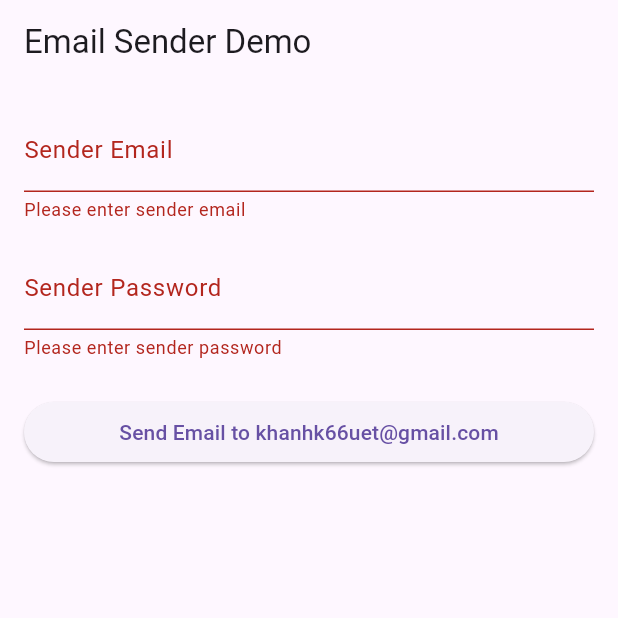
After one commit to kiu-chan/ocop, a Flutter app: the EmailSenderPage screen opened directly, after a tap on "Send Email to khanhk66uet@gmail.com", on a phone screen of 412 x 824 dp, the top half of it. The commit adds this screen. Run offline on Flutter 3.47's test engine with Material 3 defaults, Android fonts, the phone set to English and light mode, and no system bars; our stand-ins replace chewie, equatable, fl_chart, flutter_bloc, flutter_html, flutter_map and 3 more; missing offline and left inert: bcrypt, mailer, postgres; accounts and stored records are empty.

Commit message:
forgot pass

```diff
--- a/lib/mainData/database/account.dart
+++ b/lib/mainData/database/account.dart
@@ -1,5 +1,6 @@
 import 'package:postgres/postgres.dart';
 import 'package:bcrypt/bcrypt.dart';
+import 'dart:math';
 
 class AccountDatabase {
   final PostgreSQLConnection connection;
@@ -49,7 +50,6 @@ Future<bool> checkUserExists(String email) async {
 
   Future<bool> createUser(String name, String email, String password, int communeId) async {
     try {
-      // Mã hóa mật khẩu sử dụng bcrypt
       String hashedPassword = BCrypt.hashpw(password, BCrypt.gensalt());
 
       await connection.query('''
@@ -172,4 +172,118 @@ Future<bool> checkUserExists(String email) async {
       return null;
     }
   }
+
+Future<String> createPasswordResetToken(String email) async {
+  try {
+    // Tạo mã code 6 số ngẫu nhiên
+    String code = (Random().nextInt(900000) + 100000).toString();
+
+    // Mã hóa code
+    String hashedCode = BCrypt.hashpw(code, BCrypt.gensalt());
+
+    // Cập nhật hoặc chèn vào database
+    await connection.execute('''
+      INSERT INTO password_resets (email, token, created_at)
+      VALUES (@email, @token, CURRENT_TIMESTAMP)
+      ON CONFLICT (email)
+      DO UPDATE SET
+        token = @token,
+        created_at = CURRENT_TIMESTAMP
+    ''', substitutionValues: {
+      'email': email,
+      'token': hashedCode,
+    });
+
+    return code; // Trả về code chưa mã hóa để gửi email
+  } catch (e) {
+    print('Error creating password reset token: $e');
+    return '';
   }
+}
+
+  Future<bool> verifyPasswordResetToken(String email, String code) async {
+    try {
+      final result = await connection.query('''
+        SELECT token
+        FROM password_resets
+        WHERE email = @email
+        AND token IS NOT NULL
+        AND created_at > NOW() - INTERVAL '15 minutes'
+        ORDER BY created_at DESC
+        LIMIT 1
+      ''', substitutionValues: {
+        'email': email,
+      });
+
+      if (result.isNotEmpty) {
+        String storedHash = result[0][0];
+        return BCrypt.checkpw(code, storedHash);
+      }
+      return false;
+    } catch (e) {
+      print('Error verifying password reset token: $e');
+      return false;
+    }
+  }
+
+Future<bool> resetPassword(String email, String newPassword) async {
+  try {
+    String hashedPassword = BCrypt.hashpw(newPassword, BCrypt.gensalt());
+
+    final result = await connection.execute('''
+      UPDATE company_users
+      SET password = @password
+      WHERE email = @email
+    ''', substitutionValues: {
+      'email': email,
+      'password': hashedPassword,
+    });
+
+    return result == 1; // Trả về true nếu có một hàng được cập nhật
+  } catch (e) {
+    print('Error resetting password: $e');
+    return false;
+  }
+}
+
+  Future<int> getRemainingTimeForResetCode(String email) async {
+  try {
+    final result = await connection.query('''
+      SELECT EXTRACT(EPOCH FROM (NOW() - created_at)) as seconds_passed
+      FROM password_resets
+      WHERE email = @email
+      ORDER BY created_at DESC
+      LIMIT 1
+    ''', substitutionValues: {
+      'email': email,
+    });
+
+    if (result.isNotEmpty) {
+      int secondsPassed = result[0][0].round();
+      int remainingTime = 120 - secondsPassed; // 120 seconds = 2 minutes
+      return remainingTime > 0 ? remainingTime : 0;
+    }
+    return 0;
+  } catch (e) {
+    print('Error getting remaining time for reset code: $e');
+    return 0;
+  }
+}
+
+Future<bool> checkEmailExists(String email) async {
+  try {
+    final result = await connection.query('''
+      SELECT COUNT(*)
+      FROM company_users
+      WHERE email = @email
+    ''', substitutionValues: {
+      'email': email,
+    });
+
+    return (result[0][0] as int) > 0;
+  } catch (e) {
+    print('Error checking email existence: $e');
+    return false;
+  }
+}
+}
--- a/lib/mainData/database/databases.dart
+++ b/lib/mainData/database/databases.dart
@@ -38,8 +38,7 @@ class DefaultDatabaseOptions {
     productDatabase = ProductDatabase(connection!);
     newsDatabase = NewsDatabase(connection!);
     mediaDatabase = MediaDatabase(connection!);
-      accountDatabase = AccountDatabase(connection!);
-      areaDatabase = AreaDatabase(connection!);
+    accountDatabase = AccountDatabase(connection!);  // Đảm bảo dòng này có mặt
     areaDatabase = AreaDatabase(connection!);
     companyDatabase = CompanyDatabase(connection!);
     videosDatabase = VideosDatabase(connection!);
@@ -157,6 +156,25 @@ class DefaultDatabaseOptions {
     return await accountDatabase.getCommuneInfo(communeId);
   }
 
+  Future<String> createPasswordResetToken(String email) async {
+    return await accountDatabase.createPasswordResetToken(email);
+  }
+  Future<bool> verifyPasswordResetToken(String email, String code) async {
+    return await accountDatabase.verifyPasswordResetToken(email, code);
+  }
+
+  Future<bool> resetPassword(String email, String newPassword) async {
+    return await accountDatabase.resetPassword(email, newPassword);
+  }
+
+  Future<int> getRemainingTimeForResetCode(String email) async {
+    return await accountDatabase.getRemainingTimeForResetCode(email);
+  }
+
+  Future<bool> checkEmailExists(String email) async {
+    return await accountDatabase.checkEmailExists(email);
+  }
+
   Future<List<Map<String, dynamic>>> getApprovedCommunes() async {
     return await areaDatabase.getApprovedCommunes();
   }
--- /dev/null
+++ b/lib/src/bloc/forgot_password/test.dart
@@ -0,0 +1,119 @@
+import 'package:flutter/material.dart';
+import 'package:mailer/mailer.dart';
+import 'package:mailer/smtp_server.dart';
+
+void main() {
+  runApp(MyApp());
+}
+
+class MyApp extends StatelessWidget {
+  @override
+  Widget build(BuildContext context) {
+    return MaterialApp(
+      title: 'Email Sender Demo',
+      theme: ThemeData(
+        primarySwatch: Colors.blue,
+      ),
+      home: EmailSenderPage(),
+    );
+  }
+}
+
+class EmailSenderPage extends StatefulWidget {
+  @override
+  _EmailSenderPageState createState() => _EmailSenderPageState();
+}
+
+class _EmailSenderPageState extends State<EmailSenderPage> {
+  final _formKey = GlobalKey<FormState>();
+  String _senderEmail = '';
+  String _senderPassword = '';
+  bool _isSending = false;
+
+  Future<void> sendEmail() async {
+    if (_formKey.currentState!.validate()) {
+      _formKey.currentState!.save();
+
+      setState(() {
+        _isSending = true;
+      });
+
+      final smtpServer = gmail(_senderEmail, _senderPassword);
+
+      final message = Message()
+        ..from = Address(_senderEmail, 'Sender Name')
+        ..recipients.add('khanhk66uet@gmail.com')
+        ..subject = 'Test Email from Flutter'
+        ..text = 'This is a test email sent from a Flutter application.';
+
+      try {
+        final sendReport = await send(message, smtpServer);
+        ScaffoldMessenger.of(context).showSnackBar(
+          SnackBar(content: Text('Email sent successfully!')),
+        );
+        print('Message sent: ' + sendReport.toString());
+      } on MailerException catch (e) {
+        ScaffoldMessenger.of(context).showSnackBar(
+          SnackBar(content: Text('Failed to send email. Please check your credentials.')),
+        );
+        print('Message not sent.');
+        for (var p in e.problems) {
+          print('Problem: ${p.code}: ${p.msg}');
+        }
+      } finally {
+        setState(() {
+          _isSending = false;
+        });
+      }
+    }
+  }
+
+  @override
+  Widget build(BuildContext context) {
+    return Scaffold(
+      appBar: AppBar(
+        title: Text('Email Sender Demo'),
+      ),
+      body: Padding(
+        padding: EdgeInsets.all(16.0),
+        child: Form(
+          key: _formKey,
+          child: Column(
+            crossAxisAlignment: CrossAxisAlignment.stretch,
+            children: [
+              TextFormField(
+                decoration: InputDecoration(labelText: 'Sender Email'),
+                validator: (value) {
+                  if (value == null || value.isEmpty) {
+                    return 'Please enter sender email';
+                  }
+                  return null;
+                },
+                onSaved: (value) => _senderEmail = value!,
+              ),
+              SizedBox(height: 16),
+              TextFormField(
+                decoration: InputDecoration(labelText: 'Sender Password'),
+                obscureText: true,
+                validator: (value) {
+                  if (value == null || value.isEmpty) {
+                    return 'Please enter sender password';
+                  }
+                  return null;
+                },
+                onSaved: (value) => _senderPassword = value!,
+              ),
+              SizedBox(height: 24),
+              ElevatedButton(
+                onPressed: _isSending ? null : sendEmail,
+                child: _isSending
+                    ? CircularProgressIndicator()
+                    : Text('Send Email to khanhk66uet@gmail.com'),
+              ),
+            ],
+          ),
+        ),
+      ),
+    );
+  }
+}
--- a/lib/src/page/map/elements/MarkerMap.dart
+++ b/lib/src/page/map/elements/MarkerMap.dart
@@ -172,7 +172,7 @@ class _MarkerMapState extends State<MarkerMap> {
                 children: [
                   const CircularProgressIndicator(),
                   const SizedBox(width: 20),
-                  const Text("Đang tải thông tin sản phẩm..."),
+                  const Text("Đang load..."),
                   const Spacer(),
                   IconButton(
                     icon: const Icon(Icons.close),
--- /dev/null
+++ b/lib/src/services/email_service.dart
@@ -0,0 +1,25 @@
+import 'package:mailer/mailer.dart';
+import 'package:mailer/smtp_server.dart';
+
+class EmailService {
+  static Future<void> sendPasswordResetEmail(String recipientEmail) async {
+    final smtpServer = gmail('lamdaimotcaidi.com', 'mkiy nvfg dzua hqsb');
+
+    final message = Message()
+      ..from = Address('your_email@gmail.com', 'OCOP App')
+      ..recipients.add(recipientEmail)
+      ..subject = 'Yêu cầu đặt lại mật khẩu'
+      ..text = 'Bạn đã yêu cầu đặt lại mật khẩu cho tài khoản OCOP của mình. '
+               'Đây là email xác nhận yêu cầu đổi mật khẩu của bạn.';
+
+    try {
+      final sendReport = await send(message, smtpServer);
+      print('Message sent: ' + sendReport.toString());
+    } on MailerException catch (e) {
+      print('Message not sent.');
+      for (var p in e.problems) {
+        print('Problem: ${p.code}: ${p.msg}');
+      }
+    }
+  }
+}
--- a/pubspec.yaml
+++ b/pubspec.yaml
@@ -56,6 +56,7 @@ dependencies:
   url_launcher: ^6.3.0
   chewie: ^1.8.1
   video_player: ^2.9.1
+  mailer: ^6.1.2
 
 dev_dependencies:
   flutter_test:
```
Also changed, not shown: lib/src/page/account/forgotPasswordPage.dart (added, +388 -0 lines), lib/src/page/account/login/loginPage.dart (+10 -1 lines), pubspec.lock. Lines whose indentation alone changed are shown as unchanged.
